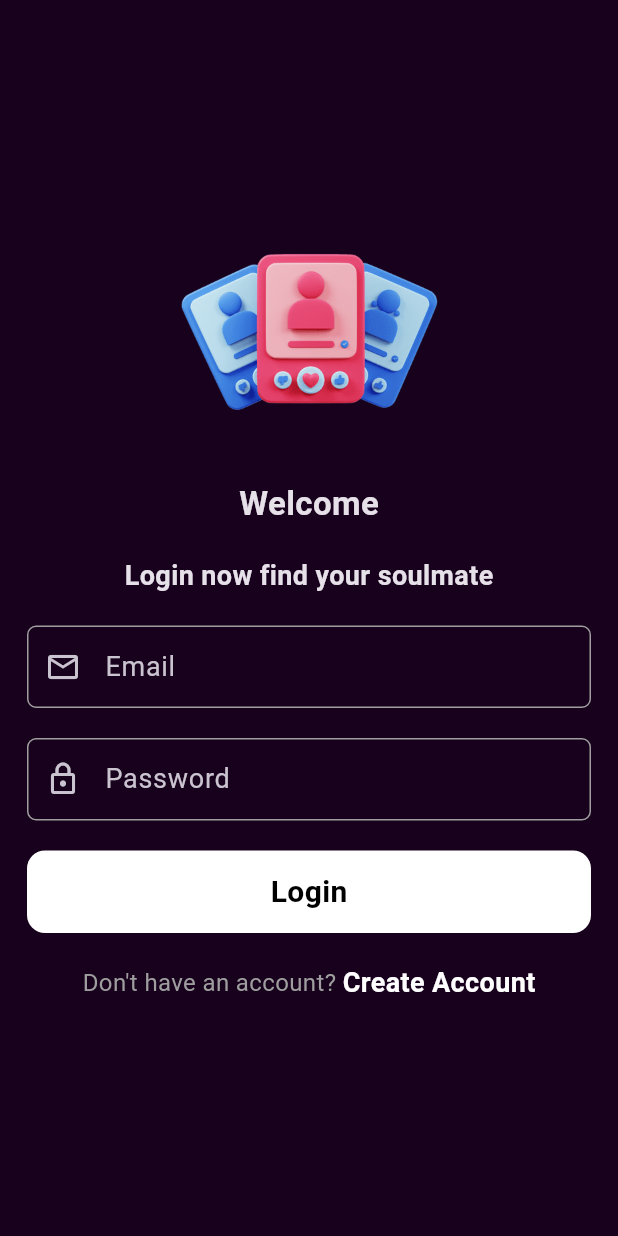
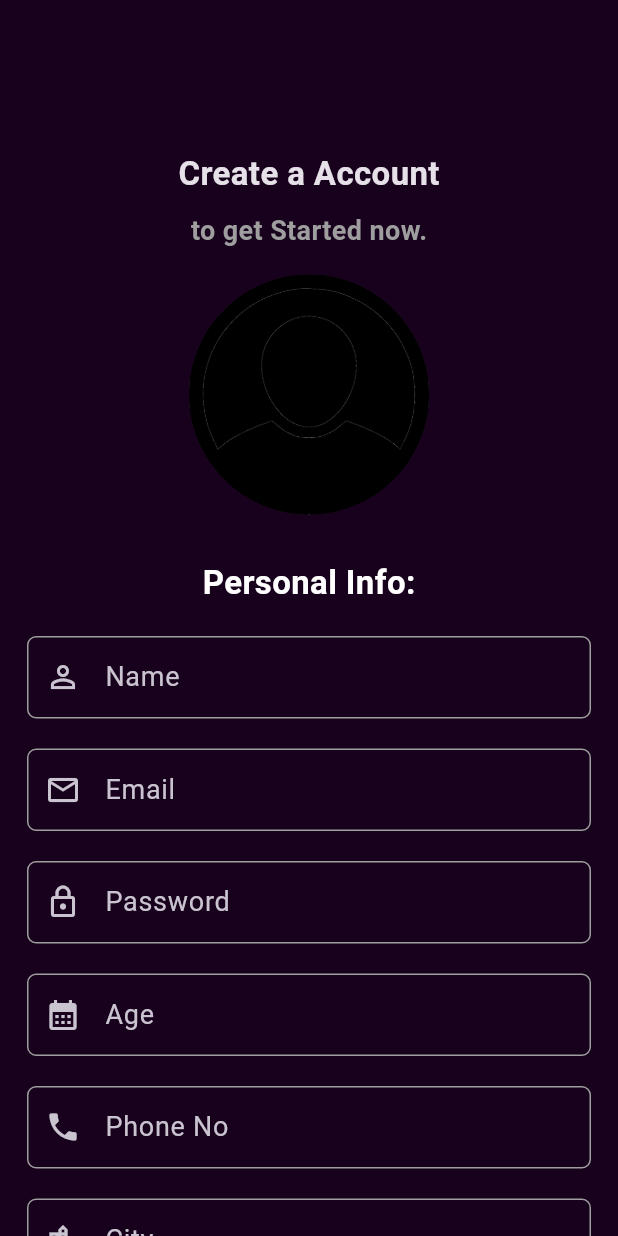
Before and after one commit to Prasad-Abesinghe/DatingApp, a Flutter app: the screen it shows after launch, after a tap on "Create Account", on a phone screen of 412 x 824 dp. Run offline on Flutter 3.47's test engine with Material 3 defaults, Android fonts, the phone set to English and light mode, and no system bars; our stand-ins replace get.

Commit message:
complete registration form

```diff
--- a/lib/authenticationSection/loginScreen.dart
+++ b/lib/authenticationSection/loginScreen.dart
@@ -1,5 +1,8 @@
+import 'package:datingapp/authenticationSection/registration_screen.dart';
 import 'package:datingapp/widgets/customTextFieldWidgets.dart';
 import 'package:flutter/material.dart';
+import 'package:get/get.dart';
+import 'package:get/get_core/src/get_main.dart';
 
 class LoginScreen extends StatefulWidget {
   const LoginScreen({super.key});
@@ -107,7 +110,9 @@ class _LoginScreenState extends State<LoginScreen> {
                   ),
                 ),
                 InkWell(
-                  onTap: () {},
+                  onTap: () {
+                    Get.to(RegistrationScreen());
+                  },
                   child: const Text(
                     "Create Account",
                     style: TextStyle(
@@ -121,11 +126,14 @@ class _LoginScreenState extends State<LoginScreen> {
             ),
 
             //progree bar
-            showProgressBar == true ? const
-
-             CircularProgressIndicator(
-              valueColor: AlwaysStoppedAnimation<Color>(Colors.pink),
-            ) : Container(),
+            showProgressBar == true
+                ? const CircularProgressIndicator(
+                    valueColor: AlwaysStoppedAnimation<Color>(Colors.pink),
+                  )
+                : Container(),
+            const SizedBox(
+              height: 20,
+            ),
           ]),
         ),
       ),
--- /dev/null
+++ b/lib/authenticationSection/registration_screen.dart
@@ -0,0 +1,489 @@
+import 'package:datingapp/widgets/customTextFieldWidgets.dart';
+import 'package:flutter/material.dart';
+import 'package:get/get.dart';
+
+class RegistrationScreen extends StatefulWidget {
+  const RegistrationScreen({super.key});
+
+  @override
+  State<RegistrationScreen> createState() => _RegistrationScreenState();
+}
+
+class _RegistrationScreenState extends State<RegistrationScreen> {
+//personal info
+  TextEditingController emailTextEditingController = TextEditingController();
+  TextEditingController passwordTextEditingController = TextEditingController();
+  TextEditingController nameTextEditingController = TextEditingController();
+  TextEditingController ageTextEditingController = TextEditingController();
+  TextEditingController phoneNoTextEditingController = TextEditingController();
+  TextEditingController cityTextEditingController = TextEditingController();
+  TextEditingController universityTextEditingController =
+      TextEditingController();
+  TextEditingController profileHeadingTextEditingController =
+      TextEditingController();
+  TextEditingController lookingForInaPartnerTextEditingController =
+      TextEditingController();
+
+  //Appearance
+  TextEditingController heightTextEditingController = TextEditingController();
+  TextEditingController weightTextEditingController = TextEditingController();
+  TextEditingController bodyTypeTextEditingController = TextEditingController();
+
+  //Life Style
+  TextEditingController professionTextEditingController =
+      TextEditingController();
+  TextEditingController employmentStatusTextEditingController =
+      TextEditingController();
+  TextEditingController relationshipYouAreLookingForTextEditingController =
+      TextEditingController();
+
+  //Background - Cultural Value
+  TextEditingController nationalityTextEditingController =
+      TextEditingController();
+  TextEditingController educationTextEditingController =
+      TextEditingController();
+  TextEditingController languageSpokenTextEditingController =
+      TextEditingController();
+  TextEditingController religionTextEditingController = TextEditingController();
+
+  bool showProgressBar = false;
+  @override
+  Widget build(BuildContext context) {
+    return Scaffold(
+      body: SingleChildScrollView(
+        child: Center(
+          child: Column(
+            children: [
+              const SizedBox(
+                height: 100,
+              ),
+              const Text(
+                "Create a Account",
+                style: TextStyle(
+                  fontSize: 22,
+                  fontWeight: FontWeight.bold,
+                ),
+              ),
+              const SizedBox(
+                height: 10,
+              ),
+              const Text(
+                "to get Started now.",
+                style: TextStyle(
+                    fontSize: 18,
+                    color: Colors.grey,
+                    fontWeight: FontWeight.bold),
+              ),
+              const SizedBox(
+                height: 16,
+              ),
+
+              //choose image circle avatar
+              GestureDetector(
+                onTap: () {},
+                child: const CircleAvatar(
+                  radius: 80,
+                  backgroundImage: AssetImage("images/profile.png"),
+                  backgroundColor: Colors.black,
+                ),
+              ),
+              const SizedBox(
+                height: 30,
+              ),
+//personal info
+              const Text(
+                "Personal Info:",
+                style: TextStyle(
+                  color: Colors.white,
+                  fontSize: 22,
+                  fontWeight: FontWeight.bold,
+                ),
+              ),
+              const SizedBox(
+                height: 20,
+              ),
+              //name
+              SizedBox(
+                width: MediaQuery.of(context).size.width - 36,
+                height: 55,
+                child: CustomTextFieldWidget(
+                  editingController: nameTextEditingController,
+                  labelText: "Name",
+                  iconData: Icons.person_outline,
+                  isObscure: false,
+                ),
+              ),
+              const SizedBox(
+                height: 20,
+              ),
+              //Email
+              SizedBox(
+                width: MediaQuery.of(context).size.width - 36,
+                height: 55,
+                child: CustomTextFieldWidget(
+                  editingController: emailTextEditingController,
+                  labelText: "Email",
+                  iconData: Icons.email_outlined,
+                  isObscure: false,
+                ),
+              ),
+              const SizedBox(
+                height: 20,
+              ),
+              //for password
+              SizedBox(
+                width: MediaQuery.of(context).size.width - 36,
+                height: 55,
+                child: CustomTextFieldWidget(
+                  editingController: passwordTextEditingController,
+                  labelText: "Password",
+                  iconData: Icons.lock_outlined,
+                  isObscure: true,
+                ),
+              ),
+              const SizedBox(
+                height: 20,
+              ),
+
+              //age
+              SizedBox(
+                width: MediaQuery.of(context).size.width - 36,
+                height: 55,
+                child: CustomTextFieldWidget(
+                  editingController: ageTextEditingController,
+                  labelText: "Age",
+                  iconData: Icons.calendar_month,
+                  isObscure: false,
+                ),
+              ),
+              const SizedBox(
+                height: 20,
+              ),
+
+              //phone no
+              SizedBox(
+                width: MediaQuery.of(context).size.width - 36,
+                height: 55,
+                child: CustomTextFieldWidget(
+                  editingController: phoneNoTextEditingController,
+                  labelText: "Phone No",
+                  iconData: Icons.phone,
+                  isObscure: false,
+                ),
+              ),
+              const SizedBox(
+                height: 20,
+              ),
+
+              //city
+              SizedBox(
+                width: MediaQuery.of(context).size.width - 36,
+                height: 55,
+                child: CustomTextFieldWidget(
+                  editingController: cityTextEditingController,
+                  labelText: "City",
+                  iconData: Icons.location_city,
+                  isObscure: false,
+                ),
+              ),
+              const SizedBox(
+                height: 20,
+              ),
+
+              //university
+              SizedBox(
+                width: MediaQuery.of(context).size.width - 36,
+                height: 55,
+                child: CustomTextFieldWidget(
+                  editingController: universityTextEditingController,
+                  labelText: "University",
+                  iconData: Icons.school,
+                  isObscure: false,
+                ),
+              ),
+              const SizedBox(
+                height: 20,
+              ),
+
+              //profile heading
+              SizedBox(
+                width: MediaQuery.of(context).size.width - 36,
+                height: 55,
+                child: CustomTextFieldWidget(
+                  editingController: profileHeadingTextEditingController,
+                  labelText: "Profile Heading",
+                  iconData: Icons.description,
+                  isObscure: false,
+                ),
+              ),
+              const SizedBox(
+                height: 20,
+              ),
+
+              //looking for in a partner
+              SizedBox(
+                width: MediaQuery.of(context).size.width - 36,
+                height: 55,
+                child: CustomTextFieldWidget(
+                  editingController: lookingForInaPartnerTextEditingController,
+                  labelText: "What you're looking for in a partner",
+                  iconData: Icons.face,
+                  isObscure: false,
+                ),
+              ),
+              const SizedBox(
+                height: 20,
+              ),
+
+              //Appearance
+              const Text(
+                "Appearance:",
+                style: TextStyle(
+                  color: Colors.white,
+                  fontSize: 22,
+                  fontWeight: FontWeight.bold,
+                ),
+              ),
+              const SizedBox(
+                height: 20,
+              ),
+
+              //height
+              SizedBox(
+                width: MediaQuery.of(context).size.width - 36,
+                height: 55,
+                child: CustomTextFieldWidget(
+                  editingController: heightTextEditingController,
+                  labelText: "Your Height",
+                  iconData: Icons.height,
+                  isObscure: false,
+                ),
+              ),
+              const SizedBox(
+                height: 20,
+              ),
+
+              //weight
+              SizedBox(
+                width: MediaQuery.of(context).size.width - 36,
+                height: 55,
+                child: CustomTextFieldWidget(
+                  editingController: weightTextEditingController,
+                  labelText: "Your Weight",
+                  iconData: Icons.line_weight,
+                  isObscure: false,
+                ),
+              ),
+              const SizedBox(
+                height: 20,
+              ),
+
+              //body type
+              SizedBox(
+                width: MediaQuery.of(context).size.width - 36,
+                height: 55,
+                child: CustomTextFieldWidget(
+                  editingController: bodyTypeTextEditingController,
+                  labelText: "Your Body Type",
+                  iconData: Icons.man,
+                  isObscure: false,
+                ),
+              ),
+              const SizedBox(
+                height: 20,
+              ),
+//Life Style
+              const Text(
+                "Life Style:",
+                style: TextStyle(
+                  color: Colors.white,
+                  fontSize: 22,
+                  fontWeight: FontWeight.bold,
+                ),
+              ),
+              const SizedBox(
+                height: 20,
+              ),
+              //proffesion
+              SizedBox(
+                width: MediaQuery.of(context).size.width - 36,
+                height: 55,
+                child: CustomTextFieldWidget(
+                  editingController: professionTextEditingController,
+                  labelText: "Profession",
+                  iconData: Icons.business,
+                  isObscure: false,
+                ),
+              ),
+              const SizedBox(
+                height: 20,
+              ),
+              //employment status
+              SizedBox(
+                width: MediaQuery.of(context).size.width - 36,
+                height: 55,
+                child: CustomTextFieldWidget(
+                  editingController: employmentStatusTextEditingController,
+                  labelText: "Employement Status",
+                  iconData: Icons.emoji_people,
+                  isObscure: false,
+                ),
+              ),
+              const SizedBox(
+                height: 20,
+              ),
+              //relationship looking
+              SizedBox(
+                width: MediaQuery.of(context).size.width - 36,
+                height: 55,
+                child: CustomTextFieldWidget(
+                  editingController:
+                      relationshipYouAreLookingForTextEditingController,
+                  labelText: "What type relationship you're looking for",
+                  iconData: Icons.family_restroom,
+                  isObscure: false,
+                ),
+              ),
+              const SizedBox(
+                height: 20,
+              ),
+
+//Background - Cultural Value
+              const Text(
+                "Background-Cultural Value:",
+                style: TextStyle(
+                  color: Colors.white,
+                  fontSize: 22,
+                  fontWeight: FontWeight.bold,
+                ),
+              ),
+              const SizedBox(
+                height: 20,
+              ),
+              //nationality
+              SizedBox(
+                width: MediaQuery.of(context).size.width - 36,
+                height: 55,
+                child: CustomTextFieldWidget(
+                  editingController: nationalityTextEditingController,
+                  labelText: "Nationalty",
+                  iconData: Icons.flag,
+                  isObscure: false,
+                ),
+              ),
+              const SizedBox(
+                height: 20,
+              ),
+              //Education
+              SizedBox(
+                width: MediaQuery.of(context).size.width - 36,
+                height: 55,
+                child: CustomTextFieldWidget(
+                  editingController: educationTextEditingController,
+                  labelText: "Education",
+                  iconData: Icons.history_edu,
+                  isObscure: false,
+                ),
+              ),
+              const SizedBox(
+                height: 20,
+              ),
+              //religion
+              SizedBox(
+                width: MediaQuery.of(context).size.width - 36,
+                height: 55,
+                child: CustomTextFieldWidget(
+                  editingController: religionTextEditingController,
+                  labelText: "Religion",
+                  iconData: Icons.person_3,
+                  //assetRef: "images/logo.png", (like this we can add image as a icon)
+                  isObscure: false,
+                ),
+              ),
+              const SizedBox(
+                height: 20,
+              ),
+              //language spoken
+              SizedBox(
+                width: MediaQuery.of(context).size.width - 36,
+                height: 55,
+                child: CustomTextFieldWidget(
+                  editingController: languageSpokenTextEditingController,
+                  labelText: "Language Spoken",
+                  iconData: Icons.language,
+                  isObscure: false,
+                ),
+              ),
+              const SizedBox(
+                height: 20,
+              ),
+//signup button
+              Container(
+                width: MediaQuery.of(context).size.width - 36,
+                height: 55,
+                decoration: const BoxDecoration(
+                  color: Colors.white,
+                  borderRadius: BorderRadius.all(
+                    Radius.circular(12),
+                  ),
+                ),
+                child: InkWell(
+                  onTap: () {},
+                  child: const Center(
+                    child: Text(
+                      'Create Account',
+                      style: TextStyle(
+                        fontSize: 20,
+                        color: Colors.black,
+                        fontWeight: FontWeight.bold,
+                      ),
+                    ),
+                  ),
+                ),
+              ),
+              const SizedBox(
+                height: 20,
+              ),
+              //already have an account
+              Row(
+                mainAxisAlignment: MainAxisAlignment.center,
+                children: [
+                  const Text(
+                    "Already have an account ",
+                    style: TextStyle(
+                      fontSize: 16,
+                      color: Colors.grey,
+                    ),
+                  ),
+                  InkWell(
+                    onTap: () {
+                      Get.back();
+                    },
+                    child: const Text(
+                      "Login Here",
+                      style: TextStyle(
+                        fontSize: 18,
+                        color: Colors.white,
+                        fontWeight: FontWeight.bold,
+                      ),
+                    ),
+                  )
+                ],
+              ),
+
+              //progree bar
+              showProgressBar == true
+                  ? const CircularProgressIndicator(
+                      valueColor: AlwaysStoppedAnimation<Color>(Colors.pink),
+                    )
+                  : Container(),
+              const SizedBox(
+                height: 20,
+              ),
+            ],
+          ),
+        ),
+      ),
+    );
+  }
+}
```
